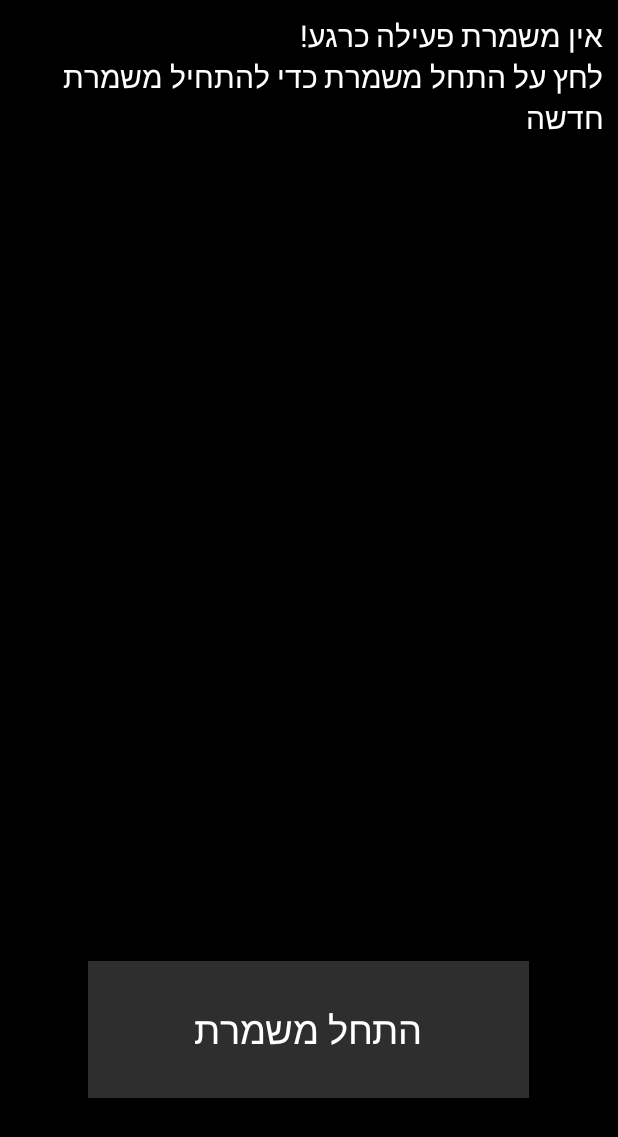
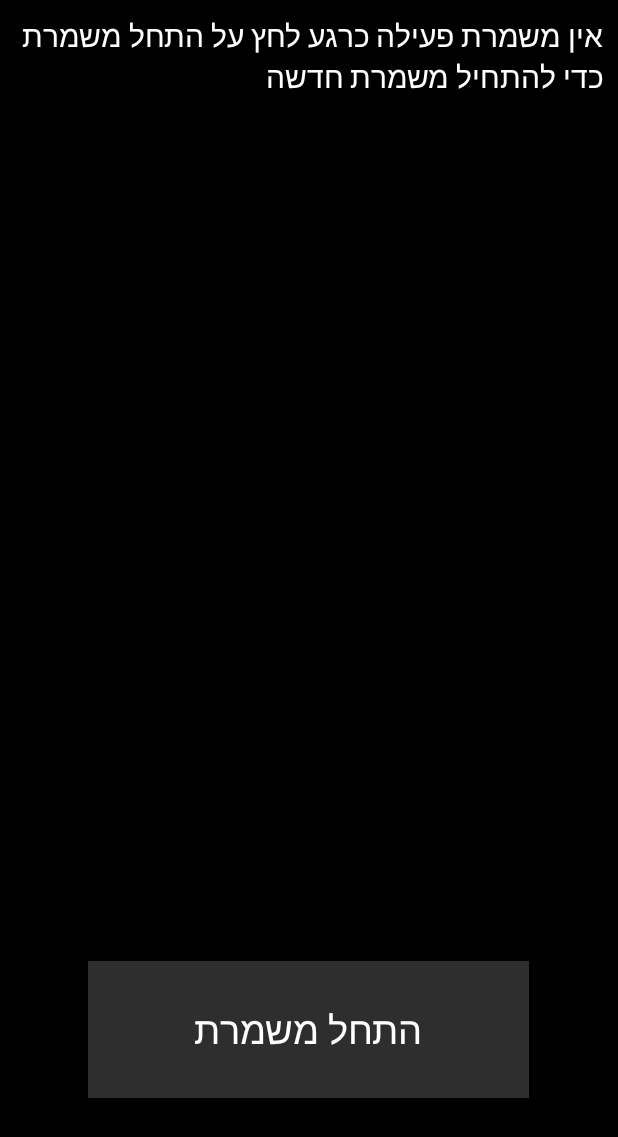
Before and after one commit to shaaaaadi/WorkTimeApp, an Android app: the screen it shows after launch (TimerActivity), after a tap on an icon or button, on a phone screen of 412 x 824 dp. Shown: the top 1137 px of the screen. Run offline under Robolectric (Android 15) with nearby library versions, the phone set to English and light mode, and no system bars.

Commit message:
- strings fine tuning - time activity fine tuning

```diff
--- a/app/src/main/java/com/example/jubransh/workingtime/AddNewRecordActivity.java
+++ b/app/src/main/java/com/example/jubransh/workingtime/AddNewRecordActivity.java
@@ -203,7 +203,7 @@ public class AddNewRecordActivity extends Activity
                         backToMainActivity();
                     }
                 })
-                .setNegativeButton(getString(R.string.no), new DialogInterface.OnClickListener()
+                .setNegativeButton(getString(R.string.NO), new DialogInterface.OnClickListener()
                 {
                     public void onClick(DialogInterface dialog, int id)
                     {
--- a/app/src/main/java/com/example/jubransh/workingtime/MainActivity.java
+++ b/app/src/main/java/com/example/jubransh/workingtime/MainActivity.java
@@ -6,7 +6,6 @@ import android.content.DialogInterface;
 import android.content.Intent;
 import android.net.Uri;
 import android.os.Bundle;
-import android.os.Environment;
 import android.util.Log;
 import android.view.LayoutInflater;
 import android.view.View;
@@ -15,6 +14,7 @@ import android.widget.Adapter;
 import android.widget.AdapterView;
 import android.widget.ArrayAdapter;
 import android.widget.Button;
+import android.widget.ImageButton;
 import android.widget.ListView;
 import android.widget.Spinner;
 import android.widget.TextView;
@@ -36,20 +36,17 @@ import android.widget.Toast;
  */
 public class MainActivity extends Activity
 {
+    ImageButton openTimerActivity;
     Button  addButton,
-            openTimerActivity,
             exitAppButton,
             openCalcButton,
             sendReportByMail,
             openSettingsButton;
-
     ListView daysList;
     Spinner monthsSpinner;
     TextView allShiftsTotal;
     ArrayAdapter itemsAdapter;
     String SalaryDetails;
-    String appPath = Environment.getExternalStorageDirectory().getAbsolutePath() + "/Work_Time";
-    String appSettingsPath = Environment.getExternalStorageDirectory().getAbsolutePath() + "/Work_Time_Settings";
     String allShiftsTotalTimeStr;
 
     SalaryParts salaryParts;
@@ -77,8 +74,20 @@ public class MainActivity extends Activity
         super.onCreate(savedInstanceState);
         setContentView(R.layout.activity_main);
 
+        //before loading the activity check if there is started shift
+        ShiftTimer sT = null;
+        try
+        {
+            sT = new ShiftTimer(Types.APP_SETTINGS_PATH);
+        }
+        catch (Exception e)
+        {
+            e.printStackTrace();
+        }
+
+
         //Create Settings Instance
-        settings = new Settings(appSettingsPath);
+        settings = new Settings(Types.APP_SETTINGS_PATH);
 
         //pull setting to vars
         isToViewFixedSalary = settings.getShowFixedSalary();
@@ -88,10 +97,10 @@ public class MainActivity extends Activity
         currentDate = new DateTime();
 
         //if application directory does not exists, create one
-        FileManager.createNewDir(appPath);
+        FileManager.createNewDir(Types.APP_PATH);
 
         //Create Instance Of Data Base Manager
-        dBM = new DataBaseManager(appPath);
+        dBM = new DataBaseManager(Types.APP_PATH);
 
         //Load month/year shifts from DB
         daysList = (ListView)findViewById(R.id.daysList);
@@ -99,6 +108,7 @@ public class MainActivity extends Activity
 
         loadedShifts = loadMonthShiftsFromDB(daysList, allShiftsTotal, currentDate.getMonth(), currentDate.getYear());
         updateMonthsSpinner();
+
         //Select current month on spinner
         selectCurrentMonth(currentDate.getMonth(), currentDate.getYear());
 
@@ -123,11 +133,17 @@ public class MainActivity extends Activity
         openSettingsButton = (Button)findViewById(R.id.openSettings);
         sendReportByMail = (Button)findViewById(R.id.sendReport);
         openCalcButton = (Button)findViewById(R.id.openCalculator);
-        openTimerActivity = (Button)findViewById(R.id.openTimerActivity);
+        openTimerActivity = (ImageButton) findViewById(R.id.openTimerActivity);
         exitAppButton = (Button)findViewById(R.id.exitApp);
 
+        //Set Timer Button Color according to what it's status (started or not)
+        if (sT == null || sT.isStarted() == false)
+            openTimerActivity.setBackgroundResource(R.drawable.standard_button_layout);
+        else
+            openTimerActivity.setBackgroundResource(R.drawable.red_button_layout);
+
         //======================================================================================
-    //                                   Attaching Events
+        //                                   Attaching Events
         //======================================================================================
         //Attach an event when clicking on the view of the total horus/summary
         allShiftsTotal.setOnClickListener(new View.OnClickListener() {
@@ -190,7 +206,7 @@ public class MainActivity extends Activity
             @Override
             public void onClick(View v)
             {
-                openTimerActivity(); //remove comment
+                openTimerActivity();
             }
         });
 
@@ -283,7 +299,7 @@ public class MainActivity extends Activity
                         return;
                     }
                 })
-                .setNegativeButton(getString(R.string.no), new DialogInterface.OnClickListener()
+                .setNegativeButton(getString(R.string.NO), new DialogInterface.OnClickListener()
                 {
                     public void onClick(DialogInterface dialog, int id)
                     {
@@ -345,7 +361,7 @@ public class MainActivity extends Activity
                         exitApplication();
                     }
                 })
-                .setNegativeButton(getString(R.string.no), new DialogInterface.OnClickListener()
+                .setNegativeButton(getString(R.string.NO), new DialogInterface.OnClickListener()
                 {
                     public void onClick(DialogInterface dialog, int id)
                     {
@@ -375,7 +391,7 @@ public class MainActivity extends Activity
                 //Toast.makeText(getApplicationContext(), "Corrupted DataBase File", Toast.LENGTH_LONG).show();
                 return null;
             }
-            showErrorToast("לא נמצאו משמרות לחודש נוכחי", false);
+            showErrorToast((String)getString(R.string.no_Shifts_for_this_month), false);
             return null;
         }
 
@@ -398,27 +414,27 @@ public class MainActivity extends Activity
         double totalHours = HoursCalc.getAllShiftsTotalTimeAsDouble(loadedShifts);
 
         //Create New Instance of Salary Calc
-        SalaryCalc sC = new SalaryCalc(appSettingsPath, loadedShifts.length);
+        SalaryCalc sC = new SalaryCalc(Types.APP_SETTINGS_PATH, loadedShifts.length);
         salaryParts = sC.calculateSalary(totalHours);
 
         //update the Salary details String
         SalaryDetails = String.format
-                ("%s%.2f\n%s%.2f\n%s%.2f\n%s%.2f\n%s%.2f\n%s%.2f\n%s%.2f\n%s%.2f\n\n",
-                        "משכורת ברוטו:      ",
+                ("%s\t\t%.2f\n%s\t\t%.2f\n%s\t\t%.2f\n%s\t\t%.2f\n%s\t\t%.2f\n%s\t\t%.2f\n%s\t\t%.2f\n%s\t\t%.2f\n\n",
+                        getString(R.string.NotFixedSalary),
                         salaryParts.NotFixedSalary,
-                        "תשלומי נסיעות:     ",
+                        getString(R.string.TravelFund),
                         salaryParts.TravelFund,
-                        "קרן פנסיה:         ",
+                        getString(R.string.PensionFund),
                         salaryParts.PensionFund,
-                        "קרן השתלמות:       ",
+                        getString(R.string.CompletionFund),
                         salaryParts.CompletionFund,
-                        "מס הכנסה:          ",
+                        getString(R.string.IncomeTax),
                         salaryParts.IncomeTax,
-                        "מס בריאות:         ",
+                        getString(R.string.HealthTax),
                         salaryParts.HealthTax,
-                        "ביטוח לאומי:       ",
+                        getString(R.string.NationalInsurance),
                         salaryParts.NationalInsurance,
-                        "משכורת נטו:      ",
+                        getString(R.string.FixedSalary),
                         salaryParts.FixedSalary
                         );
 
@@ -432,7 +448,7 @@ public class MainActivity extends Activity
                 "סך הכול:",
                 allShiftsTotalTimeStr,
                 "שעות",
-                isToViewNotFixedSalary ? "שכר ברוטו:" : "",
+                isToViewNotFixedSalary ? getString(R.string.NotFixedSalary): "",
                 isToViewNotFixedSalary ? notFixedSalaryStr : "",
                 isToViewFixedSalary ? isToViewNotFixedSalary ? "   |   שכר נטו:" : "שכר נטו:" : "",
                 isToViewFixedSalary ? fixedSalaryStr : ""));
@@ -562,4 +578,5 @@ public class MainActivity extends Activity
         toast.setView(layout);
         toast.show();
     }
+
 }
--- a/app/src/main/java/com/example/jubransh/workingtime/TimerActivity.java
+++ b/app/src/main/java/com/example/jubransh/workingtime/TimerActivity.java
@@ -4,7 +4,6 @@ import android.app.Activity;
 import android.app.AlertDialog;
 import android.content.DialogInterface;
 import android.content.Intent;
-import android.os.Environment;
 import android.os.Bundle;
 import android.view.View;
 import android.widget.Button;
@@ -17,13 +16,7 @@ public class TimerActivity extends Activity {
     DateTime currentDate;
     Button startStopTimeBtn;
     TextView appTextView;
-    Types.BUTTON_TYPE BUTTONTYPE;
-    String appSettingsPath = Environment.getExternalStorageDirectory().getAbsolutePath() + "/Work_Time_Settings";
-    String appPath = Environment.getExternalStorageDirectory().getAbsolutePath() + "/Work_Time";
-    String startText = "התחל משמרת";
-    String stopText = "סיים משמרת";
-    String afterStartMessage = String.format("%s\n%s","התחלת משמרת חדשה." ,"ברגע שאתה לוחץ על סיים משמרת תתווסף משמרת חדשה לרשימה של המשמרות של החודש הנוכחית");
-    String afterStopMessage = String.format("%s\n%s","אין משמרת פעילה כרגע!" ,"לחץ על התחל משמרת כדי להתחיל משמרת חדשה");
+    Types.BUTTON_TYPE buttonType;
 
     /**
      * Creating all the GUI objects,
@@ -41,7 +34,7 @@ public class TimerActivity extends Activity {
         currentDate = new DateTime();
 
         //create new Instance of data base manager
-        dBM = new DataBaseManager(appPath);
+        dBM = new DataBaseManager(Types.APP_PATH);
 
         //bind view to button
         startStopTimeBtn = (Button)findViewById(R.id.startStopShift);
@@ -50,16 +43,16 @@ public class TimerActivity extends Activity {
         try
         {
             //when loading the activity check if there is started shift
-            sT = new ShiftTimer(appSettingsPath);
+            sT = new ShiftTimer(Types.APP_SETTINGS_PATH);
             if(sT.isStarted())
             {
-                startStopTimeBtn.setText(stopText);
-                appTextView.setText(afterStartMessage);
+                startStopTimeBtn.setText(R.string.stop_shift);
+                appTextView.setText(R.string.after_start_message);
             }
             else
             {
-                startStopTimeBtn.setText(startText);
-                appTextView.setText(afterStopMessage);
+                startStopTimeBtn.setText(R.string.start_shift);
+                appTextView.setText(R.string.after_stop_message);
             }
 
         }
@@ -75,14 +68,17 @@ public class TimerActivity extends Activity {
             public void onClick(View v)
             {
                 //Identify if the button is Start or Stop Button
-                if(startStopTimeBtn.getText().toString().equalsIgnoreCase(startText))
+                if(startStopTimeBtn.getText().toString().equalsIgnoreCase((String) getText(R.string.start_shift)))
                 {
-                    BUTTONTYPE =  Types.BUTTON_TYPE.START_BUTTON;
-                    startStopTimeBtn.setText(stopText);
-                    appTextView.setText(afterStartMessage);
+                    buttonType =  Types.BUTTON_TYPE.START_BUTTON;
+                    startStopTimeBtn.setText(R.string.stop_shift);
+                    appTextView.setText(R.string.after_start_message);
 
                     //Start Process
                     sT.start();
+
+                    //finish the timer activity and back to the main one
+                    backToMainActivity();
                 }
                 else
                 {
@@ -120,22 +116,25 @@ public class TimerActivity extends Activity {
     private void stopShift()
     {
         AlertDialog.Builder builder = new AlertDialog.Builder(TimerActivity.this);
-        builder.setMessage("האם אתה בטוח שברצונך להפסיק את המשמרת?")
+        builder.setMessage(R.string.stop_shift_verification)
                 .setCancelable(false)
-                .setPositiveButton("הפסק משמרת", new DialogInterface.OnClickListener()
+                .setPositiveButton(R.string.stop_shift, new DialogInterface.OnClickListener()
                 {
                     public void onClick(DialogInterface dialog, int id)
                     {
-                        BUTTONTYPE =  Types.BUTTON_TYPE.STOP_BUTTON;
-                        startStopTimeBtn.setText(startText);
+                        buttonType =  Types.BUTTON_TYPE.STOP_BUTTON;
+                        startStopTimeBtn.setText(R.string.start_shift);
 
                         String shiftRow = sT.stop();
                         Toast.makeText(getApplicationContext(), "Total Shift Time : "
                                 + shiftRow, Toast.LENGTH_LONG).show();
                         dBM.saveShiftToDataBase(currentDate.getMonth(), currentDate.getYear(), shiftRow);
+
+                        //finish the timer activity and back to the main one
+                        backToMainActivity();
                     }
                 })
-                .setNegativeButton("לא", new DialogInterface.OnClickListener()
+                .setNegativeButton(R.string.NO, new DialogInterface.OnClickListener()
                 {
                     public void onClick(DialogInterface dialog, int id)
                     {
@@ -144,6 +143,7 @@ public class TimerActivity extends Activity {
                 });
         AlertDialog alert = builder.create();
         alert.show();
+
     }
 
 }
--- a/app/src/main/java/com/example/jubransh/workingtime/Types.java
+++ b/app/src/main/java/com/example/jubransh/workingtime/Types.java
@@ -1,4 +1,6 @@
 package com.example.jubransh.workingtime;
+
+import android.os.Environment;
 
 /**
  * Static class contains all the enums should be used in the application activities and classed
@@ -9,6 +11,9 @@ package com.example.jubransh.workingtime;
  */
 public final class Types
 {
+    public static String APP_SETTINGS_PATH = Environment.getExternalStorageDirectory().getAbsolutePath() + "/Work_Time_Settings";
+    public static String APP_PATH = Environment.getExternalStorageDirectory().getAbsolutePath() + "/Work_Time";
+
     public enum DB_ERROR
                         {
                             NO_ERROR,
--- /dev/null
+++ b/app/src/main/res/drawable/red_button_layout.xml
@@ -0,0 +1,5 @@
+<shape xmlns:android="http://schemas.android.com/apk/res/android">
+    <stroke
+        android:width="2dp"
+        android:color="#fe0315" />
+</shape>
--- /dev/null
+++ b/app/src/main/res/drawable/standard_button_layout.xml
@@ -0,0 +1,4 @@
+<shape xmlns:android="http://schemas.android.com/apk/res/android">
+    <stroke
+        android:width="2dp" />
+</shape>
--- a/app/src/main/res/layout/activity_main.xml
+++ b/app/src/main/res/layout/activity_main.xml
@@ -38,11 +38,12 @@
             android:background="#96635f5f"
             android:layout_height="match_parent">
 
-            <Button
+            <ImageButton
                 android:layout_height="match_parent"
                 android:layout_width="match_parent"
                 android:textSize="40sp"
-                android:background="@drawable/timer"
+                android:scaleType="centerInside"
+                android:src="@drawable/timer"
                 android:id="@+id/openTimerActivity" />
 
         </LinearLayout>
--- a/app/src/main/res/values/myLayout.xml
+++ /dev/null
@@ -1,2 +0,0 @@
-<?xml version="1.0" encoding="utf-8"?>
-<resources></resources>
--- a/app/src/main/res/values/strings.xml
+++ b/app/src/main/res/values/strings.xml
@@ -88,12 +88,13 @@
     <string name="if_you_wanna_achive_your_goal_you_should_work_...">כדי לעמוד ביעד שלך, צריך לעבוד:</string>
     <string name="each_day">כל יום</string>
 
+    <string name="no_Shifts_for_this_month">לא נמצאו משמרות עבור חודש זה</string>
 
     <!-- Dialog Strings For the Application-->
     <string name="are_you_sure_you_wanna_delete_this_shift">האם אתה בטוח שברצונך למחוק את המשמרת הבאה?</string>
     <string name="close">סגור</string>
     <string name="yes">כן</string>
-    <string name="no">לא</string>
+    <string name="NO">לא</string>
     <string name="sure">בטוח</string>
     <string name="exit_dialog_msg">האם אתה בטוח שברצונך לצאת? </string>
 
@@ -110,4 +111,26 @@
     <string name="missing_fields">נא למלות כל שדות החובה לפני שמירה</string>
     <string name="discard_shift_verify">האם אתה בטוח שברצונך לחזור למסך הראשי מבלי לשמור את המשמרת?</string>
 
+    <!--Timer Activity Strings -->
+    <string name="start_shift">התחל משמרת</string>
+    <string name="stop_shift">הפסק משמרת</string>
+
+    <string name="stop_shift_verification">האם אתה בטוח שברצונך להפסיק את המשמרת?</string>
+
+    <string name="after_start_message">התחלת משמרת חדשה. ברגע שאתה לוחץ על סיים משמרת תתווסף משמרת חדשה לרשימה של המשמרות של החודש הנוכחית </string>
+    <string name="after_stop_message">אין משמרת פעילה כרגע לחץ על התחל משמרת כדי להתחיל משמרת חדשה  </string>
+
+
+    <!--Salary Details: -->
+    <string name="NotFixedSalary">משכורת ברוטו:      </string>
+    <string name="TravelFund">תשלומי נסיעות:      </string>
+    <string name="PensionFund">קרן פנסיה:      </string>
+    <string name="CompletionFund">קרן השתלמות:      </string>
+    <string name="IncomeTax">מס הכנסה:      </string>
+    <string name="HealthTax">מס בריאות:      </string>
+    <string name="NationalInsurance">ביטוח לאומי:      </string>
+    <string name="FixedSalary">משכורת נטו:      </string>
+
+
+
 </resources>
```
